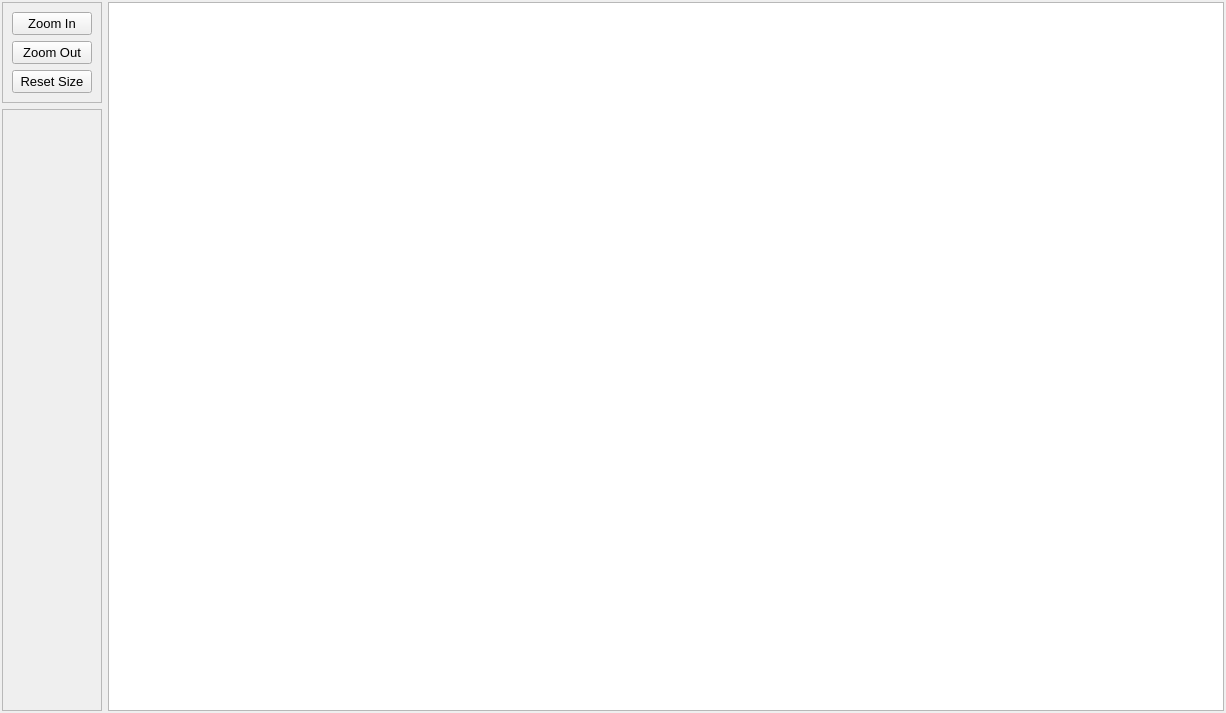
Before: the Qt Designer form gm-companion/tools/mapviewertool.ui in PhilInTheGaps/GM-Companion, drawn with Qt 5.
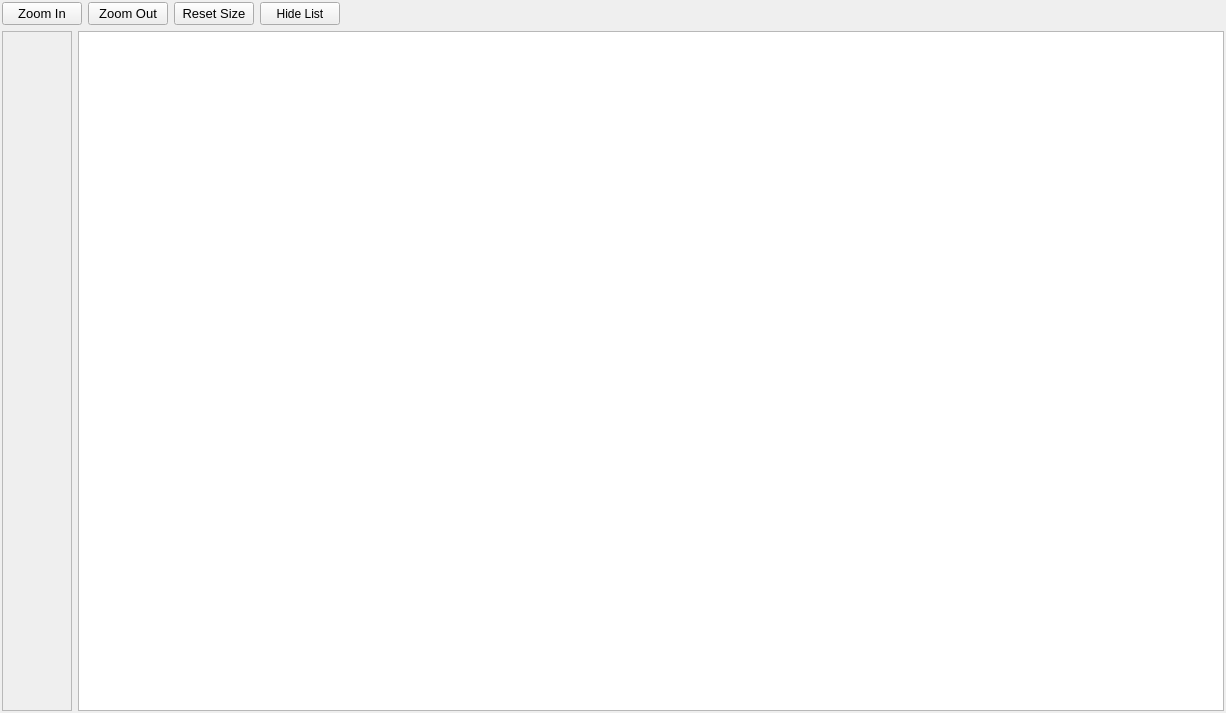
After: the same form once the commit is applied. Icons and pictures are not drawn.

Commit message: Cleaned up UI and improved image loading

The edit to the form file:
```diff
--- a/gm-companion/tools/mapviewertool.ui
+++ b/gm-companion/tools/mapviewertool.ui
@@ -17,7 +17,7 @@
    <iconset resource="../resources/resources.qrc">
     <normaloff>:/icons/media/map.png</normaloff>:/icons/media/map.png</iconset>
   </property>
-  <layout class="QHBoxLayout" name="horizontalLayout">
+  <layout class="QVBoxLayout" name="verticalLayout_4">
    <property name="leftMargin">
     <number>2</number>
    </property>
@@ -31,24 +31,21 @@
     <number>2</number>
    </property>
    <item>
-    <layout class="QVBoxLayout" name="verticalLayout_3">
-     <item>
-      <widget class="QFrame" name="frame_controls">
-       <property name="sizePolicy">
-        <sizepolicy hsizetype="Minimum" vsizetype="Maximum">
-         <horstretch>0</horstretch>
-         <verstretch>0</verstretch>
-        </sizepolicy>
-       </property>
-       <property name="frameShape">
-        <enum>QFrame::StyledPanel</enum>
-       </property>
-       <property name="frameShadow">
-        <enum>QFrame::Raised</enum>
-       </property>
-       <layout class="QVBoxLayout" name="verticalLayout_2">
+    <layout class="QHBoxLayout" name="horizontalLayout_3">
         <item>
          <widget class="QPushButton" name="pushButton_zoomIn">
+       <property name="sizePolicy">
+        <sizepolicy hsizetype="Minimum" vsizetype="Minimum">
+         <horstretch>0</horstretch>
+         <verstretch>0</verstretch>
+        </sizepolicy>
+       </property>
+       <property name="minimumSize">
+        <size>
+         <width>0</width>
+         <height>0</height>
+        </size>
+       </property>
           <property name="font">
            <font>
             <pointsize>10</pointsize>
@@ -61,6 +58,18 @@
         </item>
         <item>
          <widget class="QPushButton" name="pushButton_zoomOut">
+       <property name="sizePolicy">
+        <sizepolicy hsizetype="Minimum" vsizetype="Minimum">
+         <horstretch>0</horstretch>
+         <verstretch>0</verstretch>
+        </sizepolicy>
+       </property>
+       <property name="minimumSize">
+        <size>
+         <width>0</width>
+         <height>0</height>
+        </size>
+       </property>
           <property name="font">
            <font>
             <pointsize>10</pointsize>
@@ -73,6 +82,18 @@
         </item>
         <item>
          <widget class="QPushButton" name="pushButton_resetSize">
+       <property name="sizePolicy">
+        <sizepolicy hsizetype="Minimum" vsizetype="Minimum">
+         <horstretch>0</horstretch>
+         <verstretch>0</verstretch>
+        </sizepolicy>
+       </property>
+       <property name="minimumSize">
+        <size>
+         <width>0</width>
+         <height>0</height>
+        </size>
+       </property>
           <property name="font">
            <font>
             <pointsize>10</pointsize>
@@ -83,9 +104,42 @@
           </property>
          </widget>
         </item>
-       </layout>
+     <item>
+      <widget class="QPushButton" name="pushButton_toggleMaps">
+       <property name="sizePolicy">
+        <sizepolicy hsizetype="Minimum" vsizetype="Minimum">
+         <horstretch>0</horstretch>
+         <verstretch>0</verstretch>
+        </sizepolicy>
+       </property>
+       <property name="minimumSize">
+        <size>
+         <width>0</width>
+         <height>0</height>
+        </size>
+       </property>
+       <property name="text">
+        <string>Hide List</string>
+       </property>
       </widget>
      </item>
+     <item>
+      <spacer name="horizontalSpacer">
+       <property name="orientation">
+        <enum>Qt::Horizontal</enum>
+       </property>
+       <property name="sizeHint" stdset="0">
+        <size>
+         <width>40</width>
+         <height>20</height>
+        </size>
+       </property>
+      </spacer>
+     </item>
+    </layout>
+   </item>
+   <item>
+    <layout class="QHBoxLayout" name="horizontalLayout_2">
      <item>
       <widget class="QScrollArea" name="scrollArea_mapButtons">
        <property name="sizePolicy">
@@ -94,6 +148,12 @@
          <verstretch>0</verstretch>
         </sizepolicy>
        </property>
+       <property name="maximumSize">
+        <size>
+         <width>200</width>
+         <height>16777215</height>
+        </size>
+       </property>
        <property name="widgetResizable">
         <bool>true</bool>
        </property>
@@ -102,17 +162,13 @@
          <rect>
           <x>0</x>
           <y>0</y>
-          <width>98</width>
-          <height>592</height>
+          <width>68</width>
+          <height>672</height>
          </rect>
         </property>
        </widget>
       </widget>
      </item>
-    </layout>
-   </item>
-   <item>
-    <layout class="QVBoxLayout" name="verticalLayout">
      <item>
       <widget class="QGraphicsView" name="graphicsView">
        <property name="sizeAdjustPolicy">
```
Lines whose indentation alone changed are shown as unchanged. The commit also changes 3 other files.
